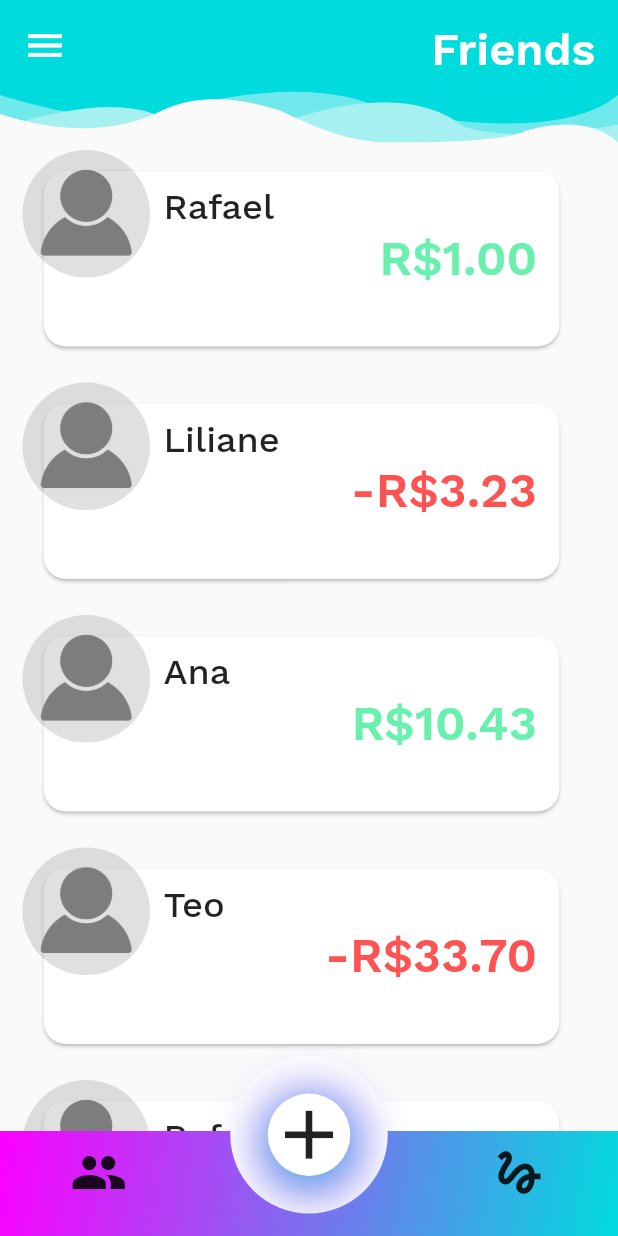
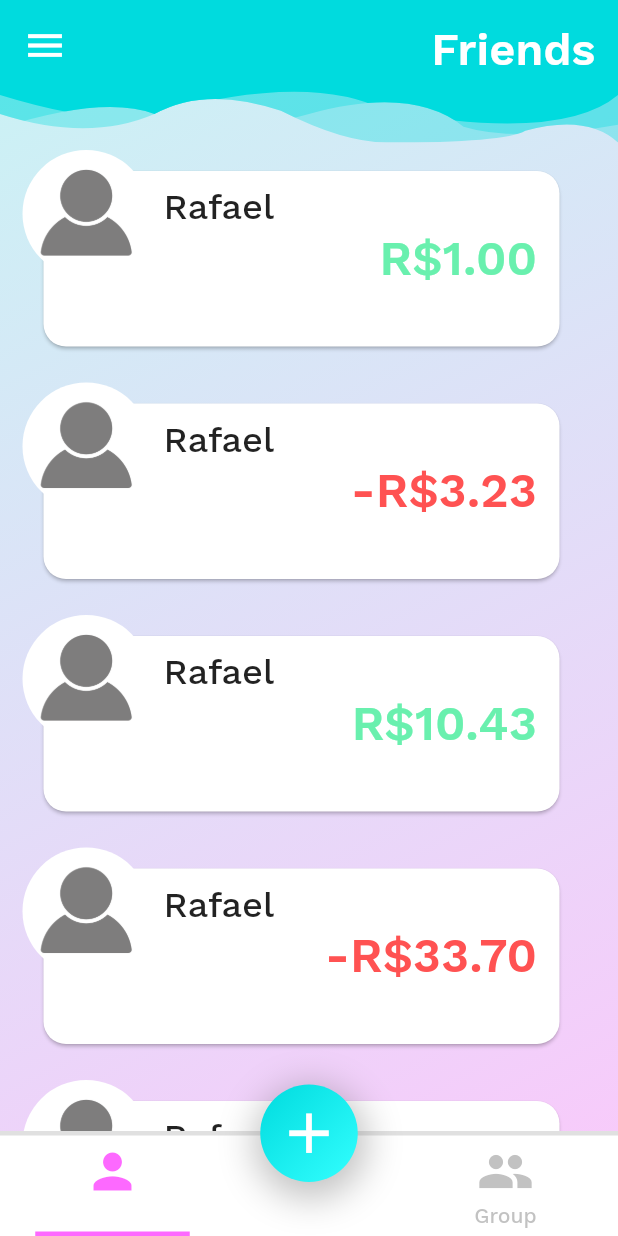
Before and after one commit to rafaeelaudibert/Splitter.dart, a Flutter app: the HomePage screen opened directly, on a phone screen of 412 x 824 dp. Run offline on Flutter 3.47's test engine with Material 2 defaults, Android fonts, the phone set to English and light mode, and no system bars; our stand-ins replace flutter_secure_storage, font_awesome_flutter, rxdart, tuple; missing offline and left inert: bloc_pattern; accounts and stored records are empty; project files that could hold a hidden picture were left out.

Commit message:
:construction: Some improvements to the bottom tabbar

```diff
--- a/lib/main.dart
+++ b/lib/main.dart
@@ -17,6 +17,7 @@ class Splitter extends StatelessWidget {
             child: child,
           );
         },
+        theme: ThemeData(fontFamily: 'WorkSansSemiBold'),
         home: SplashScreen(),
       ),
     );
--- a/lib/pages/home_page.dart
+++ b/lib/pages/home_page.dart
@@ -1,9 +1,9 @@
 import 'dart:math';
 
 import 'package:flutter/material.dart';
+import 'package:intl/intl.dart';
 import 'package:splitter/pages/default_app_bar.dart';
 import 'package:splitter/style/theme.dart' as Theme;
-import 'package:intl/intl.dart';
 
 class HomePage extends StatelessWidget {
   final List<String> nameList = ['Rafael', 'Liliane', 'Ana', 'Teo'];
@@ -14,42 +14,33 @@ class HomePage extends StatelessWidget {
       child: Scaffold(
         body: Stack(
           children: <Widget>[
-            ListView.builder(
-              itemCount: 9,
+            Container(
+              decoration: BoxDecoration(
+                gradient: Theme.Colors.invertedPrimaryGradientWithAlpha,
+              ),
+              child: ListView.builder(
                 padding: EdgeInsets.symmetric(vertical: 90.0),
                 itemBuilder: (context, index) {
-                String name = nameList[index % nameList.length];
+                  String userName = nameList[Random().nextInt(nameList.length)];
                   double userValue = pow(-3.23, index);
+                  print(index);
 
-                return Padding(
+                  return GestureDetector(
+                    onTap: () {
+                      print(userName);
+                    },
+                    child: Padding(
                       padding: EdgeInsets.fromLTRB(15.0, 10.0, 25.0, 0.0),
-                  child: GestureDetector(
-                    onTap: () {
-                      print(name);
-                    },
                       child: Stack(
                         children: <Widget>[
-                        Padding(
-                          padding: EdgeInsets.all(10.0),
-                          child: Container(
-                            height: 125.0,
-                            width: double.infinity,
-                            child: FriendCard(name, userValue),
-                          ),
-                        ),
-                        Container(
-                          height: 85.0,
-                          decoration: BoxDecoration(
-                            color: Colors.black12,
-                            shape: BoxShape.circle,
-                          ),
-                          child: Image.asset('assets/profile.png'),
-                        ),
+                          userCard(userName, userValue),
+                          userImage('assets/profile.png'),
                         ],
                       ),
                     ),
                   );
                 },
+              ),
             ),
             DefaultAppBar(),
             DefaultBottomBar()
@@ -58,14 +49,37 @@ class HomePage extends StatelessWidget {
       ),
     );
   }
+
+  Padding userCard(String userName, double userValue) {
+    return Padding(
+      padding: EdgeInsets.all(10.0),
+      child: Container(
+        height: 125.0,
+        width: double.infinity,
+        child: FriendCard(name: userName, value: userValue),
+      ),
+    );
   }
 
-class DefaultBottomBar extends StatelessWidget {
+  Container userImage(String imagePath) {
+    return Container(
+      height: 85.0,
+      decoration: BoxDecoration(color: Colors.white, shape: BoxShape.circle),
+      child: Image.asset(imagePath),
+    );
+  }
+}
+
+class DefaultBottomBar extends StatefulWidget {
+  _DefaultBottomBarState createState() => _DefaultBottomBarState();
+}
+
+class _DefaultBottomBarState extends State<DefaultBottomBar> {
   final height = 70.0;
+  String _selected = 'Friends';
 
-  const DefaultBottomBar({
-    Key key,
-  }) : super(key: key);
+  bool get _friendSelected => _selected == 'Friends';
+  bool get _groupSelected => _selected == 'Group';
 
   @override
   Widget build(BuildContext context) {
@@ -73,34 +87,103 @@ class DefaultBottomBar extends StatelessWidget {
       bottom: 0,
       height: height,
       width: MediaQuery.of(context).size.width,
-      child: Stack(
-        children: <Widget>[
-          Container(
+      child: Container(
         width: MediaQuery.of(context).size.width,
-            decoration:
-                new BoxDecoration(gradient: Theme.Colors.primaryGradient),
+        decoration: BoxDecoration(
+          border: Border(top: BorderSide(color: Colors.black12, width: 3.0)),
+          color: Colors.white,
         ),
-          Row(
+        child: Row(
           mainAxisAlignment: MainAxisAlignment.spaceAround,
           crossAxisAlignment: CrossAxisAlignment.center,
           children: <Widget>[
-              Icon(Icons.group, size: 38.0),
-              Transform.translate(
-                offset: Offset(0.0, -25.0),
-                child: Container(
-                  decoration: BoxDecoration(
-                    color: Colors.white,
-                    shape: BoxShape.circle,
-                    boxShadow: Theme.Colors.boxShadowWithWhiteHalo,
-                  ),
-                  child: Icon(Icons.add, size: 55.0),
+            buildTabBar(_friendSelected, 'Friends', Icons.person),
+            buildPlusButton(),
+            buildTabBar(_groupSelected, 'Group', Icons.group),
+          ],
         ),
       ),
-              Icon(Icons.gesture, size: 38.0),
-            ],
+    );
+  }
+
+  GestureDetector buildTabBar(bool selected, String name, IconData icon) {
+    return GestureDetector(
+      onTap: () {
+        if (!selected) {
+          _selected = name;
+          setState(() {
+            print('Clicked on $name');
+          });
+        }
+      },
+      child: BottomBarIcon(selected: selected, name: name, icon: icon),
+    );
+  }
+
+  Transform buildPlusButton() {
+    return Transform.translate(
+      offset: Offset(0.0, -35.0),
+      child: GestureDetector(
+        onTap: () {
+          print('Clicked on the PLUS button');
+        },
+        child: Container(
+          height: 65.0,
+          width: 65.0,
+          decoration: BoxDecoration(
+            gradient: Theme.Colors.blueGradient,
+            shape: BoxShape.circle,
+            boxShadow: Theme.Colors.blackBoxShadow,
+          ),
+          child: Icon(Icons.add, size: 45.0, color: Colors.white),
+        ),
+      ),
+    );
+  }
+}
+
+class BottomBarIcon extends StatelessWidget {
+  BottomBarIcon(
+      {Key key,
+      @required bool selected,
+      @required String name,
+      @required IconData icon})
+      : _selected = selected,
+        _icon = icon,
+        _name = name,
+        super(key: key);
+
+  final bool _selected;
+  final String _name;
+  final IconData _icon;
+
+  final Color _pink = Theme.Colors.backgroundPink.withAlpha(150);
+  final Color _grey = Color(0x66666666);
+  final Color _transparent = Colors.transparent;
+
+  @override
+  Widget build(BuildContext context) {
+    return Column(
+      mainAxisAlignment: MainAxisAlignment.spaceBetween,
+      children: <Widget>[
+        Padding(
+          padding: EdgeInsets.only(top: 5.0),
+          child: Icon(_icon, size: 38.0, color: _selected ? _pink : _grey),
+        ),
+        AnimatedDefaultTextStyle(
+          duration: const Duration(milliseconds: 200),
+          child: Text(_name),
+          style: TextStyle(
+            color: !_selected ? _grey : _transparent,
+            fontFamily: 'WorkSansMedium',
+          ),
+        ),
+        Container(
+          height: 3.0,
+          width: MediaQuery.of(context).size.width / 4,
+          color: _selected ? _pink : _transparent,
         ),
       ],
-      ),
     );
   }
 }
@@ -110,32 +193,22 @@ class FriendCard extends StatelessWidget {
   final double value;
   final String name;
 
-  FriendCard(this.name, this.value);
+  FriendCard({this.name, this.value});
 
   @override
   Widget build(BuildContext context) {
     return Card(
-      shape: RoundedRectangleBorder(
-        borderRadius: BorderRadius.circular(15.0),
-      ),
+      shape: RoundedRectangleBorder(borderRadius: BorderRadius.circular(15.0)),
       child: Stack(
         children: <Widget>[
           Padding(
             padding: EdgeInsets.fromLTRB(80.0, 10.0, 0.0, 0.0),
             child: Text(
               this.name,
-              style: TextStyle(
-                fontSize: 24.0,
-                fontWeight: FontWeight.w100,
-                fontFamily: "WorkSansMedium",
+              style: TextStyle(fontSize: 24.0, fontFamily: "WorkSansMedium"),
             ),
           ),
-          ),
-          Positioned(
-            right: 15.0,
-            bottom: 40.0,
-            child: valueText(this.value),
-          )
+          Positioned(right: 15.0, bottom: 40.0, child: valueText(this.value))
         ],
       ),
     );
@@ -147,7 +220,6 @@ class FriendCard extends StatelessWidget {
       style: TextStyle(
         color: value >= 0 ? Colors.greenAccent : Colors.redAccent,
         fontSize: 32.0,
-        fontFamily: "WorkSansSemiBold",
       ),
     );
   }
--- a/lib/style/theme.dart
+++ b/lib/style/theme.dart
@@ -29,14 +29,43 @@ class Colors {
   const Colors();
 
   static const Color backgroundPink = const Color(0xFFFC00FF);
+  static const Color backgroundPinkWithAlpha = const Color(0x33FC00FF);
+  static const Color darkerBackgroundPink = const Color(0xFFFF33FF);
   static const Color backgroundBlue = const Color(0xFF00DBDE);
+  static const Color backgroundBlueWithAlpha = const Color(0x3300DBDE);
+  static const Color darkerBackgroundBlue = const Color(0xFF33FFFF);
+
+  static const blueGradient = const LinearGradient(
+    colors: [backgroundBlue, darkerBackgroundBlue],
+    begin: const FractionalOffset(0.0, 0.0),
+    end: const FractionalOffset(1.0, 1.0),
+    stops: [0.0, 1.0],
+    tileMode: TileMode.clamp,
+  );
 
   static const primaryGradient = const LinearGradient(
-      colors: [backgroundPink, backgroundBlue],
-      begin: const FractionalOffset(0.0, 0.0),
-      end: const FractionalOffset(1.0, 1.0),
-      stops: [0.0, 1.0],
-      tileMode: TileMode.clamp);
+    colors: [backgroundPink, backgroundBlue],
+    begin: const FractionalOffset(0.0, 0.0),
+    end: const FractionalOffset(1.0, 1.0),
+    stops: [0.0, 1.0],
+    tileMode: TileMode.clamp,
+  );
+
+  static const invertedPrimaryGradient = const LinearGradient(
+    colors: [backgroundPink, backgroundBlue],
+    begin: const FractionalOffset(1.0, 1.0),
+    end: const FractionalOffset(0.0, 0.0),
+    stops: [0.0, 1.0],
+    tileMode: TileMode.clamp,
+  );
+
+  static const invertedPrimaryGradientWithAlpha = const LinearGradient(
+    colors: <Color>[backgroundPinkWithAlpha, backgroundBlueWithAlpha],
+    begin: const FractionalOffset(1.0, 1.0),
+    end: const FractionalOffset(0.0, 0.0),
+    stops: [0.0, 1.0],
+    tileMode: TileMode.clamp,
+  );
 
   static const fadeGradient = const LinearGradient(
     begin: Alignment.bottomCenter,
@@ -45,13 +74,6 @@ class Colors {
     stops: [0.0, 1.0],
     tileMode: TileMode.clamp,
   );
-
-  static const invertedPrimaryGradient = const LinearGradient(
-      colors: [backgroundPink, backgroundBlue],
-      begin: const FractionalOffset(1.0, 1.0),
-      end: const FractionalOffset(0.0, 0.0),
-      stops: [0.0, 1.0],
-      tileMode: TileMode.clamp);
 
   static const boxShadow = <BoxShadow>[
     BoxShadow(
@@ -66,20 +88,12 @@ class Colors {
     ),
   ];
 
-  static const boxShadowWithWhiteHalo = <BoxShadow>[
+  static const blackBoxShadow = <BoxShadow>[
     BoxShadow(
-      color: Color(0xFFFFFFFF),
-      spreadRadius: 25.0,
-    ),
-    BoxShadow(
-      color: backgroundPink,
+      color: Color(0x66666666),
       offset: Offset(1.0, 6.0),
-      blurRadius: 30.0,
-    ),
-    BoxShadow(
-      color: backgroundBlue,
-      offset: Offset(1.0, 6.0),
-      blurRadius: 30.0,
+      spreadRadius: 5.0,
+      blurRadius: 20.0,
     ),
   ];
 }
--- a/pubspec.yaml
+++ b/pubspec.yaml
@@ -21,6 +21,7 @@ dev_dependencies:
   rxdart: ^0.20.0
   tuple: ^1.0.2
   flutter_secure_storage: ^3.1.2
+  side_header_list_view: "^0.0.4"
   intl: any
 
 flutter:
```
Lines whose indentation alone changed are shown as unchanged.
